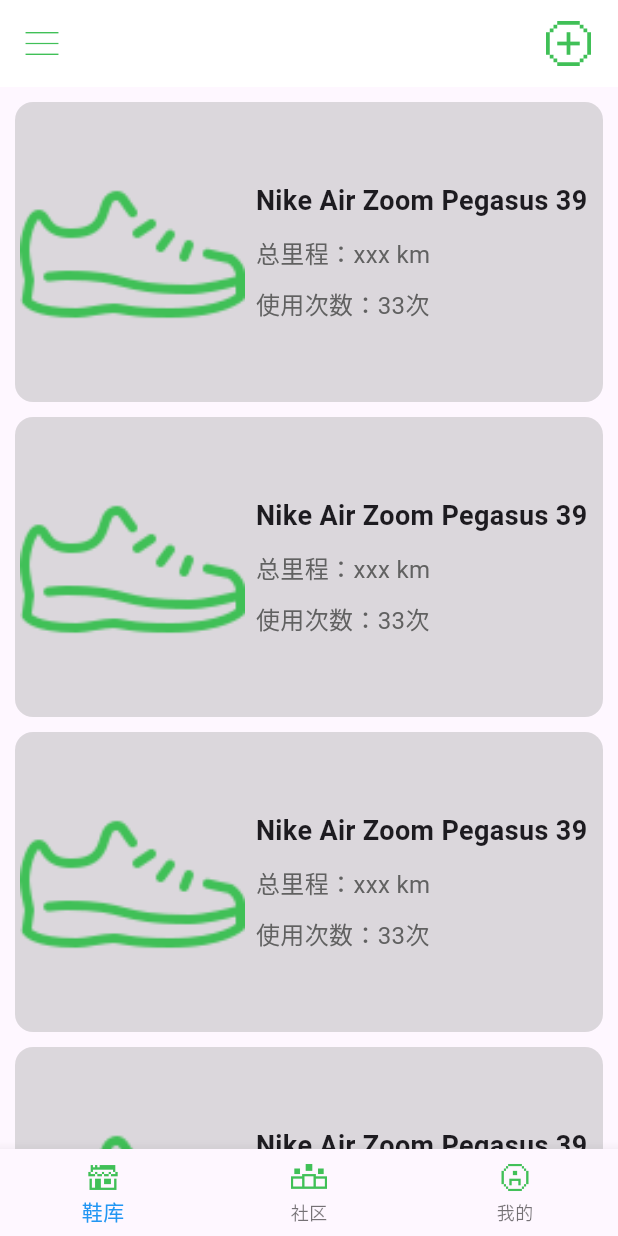
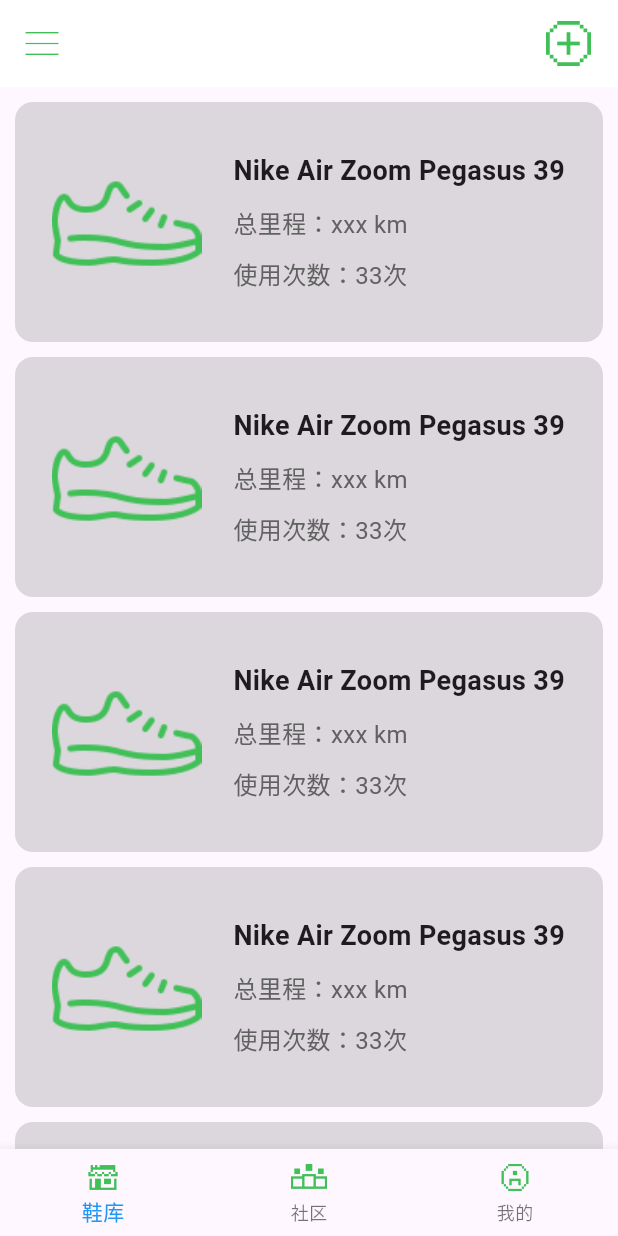
Before and after one commit to wtx1717/shoecloud, a Flutter app: the screen it shows after launch, on a phone screen of 412 x 824 dp. Run offline on Flutter 3.47's test engine with Material 3 defaults, Android fonts, the phone set to English and light mode, and no system bars.

Commit message:
格式化修改部分代码，为鞋库页面基础组件添加了点击输出文字的基础功能

```diff
--- a/lib/components/Home/normal/expandableCategoryBar.dart
+++ b/lib/components/Home/normal/expandableCategoryBar.dart
@@ -14,6 +14,32 @@
   // 分类数据
   final List<String> categories = ['我的最爱', '慢跑鞋', '碳板鞋', '越野鞋'];
 
+  @override
+  Widget build(BuildContext context) {
+    return Material(
+      color: Colors.white,
+      //展开折叠列表组件
+      child: ExpansionTile(
+        expandedAlignment: Alignment.bottomLeft,
+        trailing: addNewShoe(),
+        //左上角图标
+        title: Image.asset(
+          "lib/assets/home/more.png",
+          width: 24,
+          height: 24,
+          alignment: AlignmentGeometry.centerLeft,
+        ),
+
+        initiallyExpanded: false, // 默认是否展开
+        tilePadding: EdgeInsets.only(left: 16),
+        childrenPadding: EdgeInsets.zero,
+
+        //展开后的子组件
+        children: _getExpandedChildren(),
+      ),
+    ); // 展开后显示的横向分类列表
+  }
+
   // 获取展开后的子组件
   List<Widget> _getExpandedChildren() {
     return [
@@ -22,7 +48,11 @@
         runSpacing: 10,
         alignment: WrapAlignment.start, // 左对齐
         children: List.generate(categories.length, (index) {
-          return Container(
+          return GestureDetector(
+            onTap: () {
+              print("选择了分类：${categories[index]}");
+            },
+            child: Container(
               height: 36,
               margin: EdgeInsets.symmetric(horizontal: 8, vertical: 10),
               padding: EdgeInsets.symmetric(horizontal: 6, vertical: 6),
@@ -37,31 +67,10 @@
                   color: Colors.green[800], // 深绿色文字
                 ),
               ),
+            ),
           );
         }),
       ),
     ];
   }
-
-  @override
-  Widget build(BuildContext context) {
-    return Material(
-      color: Colors.white,
-      child: ExpansionTile(
-        expandedAlignment: Alignment.bottomLeft,
-        trailing: addNewShoe(),
-        title: Image.asset(
-          "lib/assets/home/more.png",
-          width: 24,
-          height: 24,
-          alignment: AlignmentGeometry.centerLeft,
-        ),
-
-        initiallyExpanded: false, // 默认是否展开
-        tilePadding: EdgeInsets.only(left: 16),
-        childrenPadding: EdgeInsets.zero,
-        children: _getExpandedChildren(),
-      ),
-    ); // 展开后显示的横向分类列表
 }
-}
--- a/lib/components/Home/normal/shoeOverviewCard.dart
+++ b/lib/components/Home/normal/shoeOverviewCard.dart
@@ -1,6 +1,7 @@
 // 跑鞋概览卡片组件
 import 'package:flutter/material.dart';
 
+// ignore: camel_case_types
 class shoeOverviewCard extends StatefulWidget {
   const shoeOverviewCard({super.key});
 
@@ -8,13 +9,14 @@
   State<shoeOverviewCard> createState() => _shoeOverviewCardState();
 }
 
+// ignore: camel_case_types
 class _shoeOverviewCardState extends State<shoeOverviewCard> {
   @override
   Widget build(BuildContext context) {
     return Container(
       margin: EdgeInsets.symmetric(horizontal: 10),
       width: double.infinity,
-      height: 200,
+      height: 160,
       decoration: BoxDecoration(
         color: Color.fromARGB(92, 158, 158, 158),
         borderRadius: BorderRadius.circular(12),
@@ -22,20 +24,32 @@
       child: Row(
         mainAxisAlignment: MainAxisAlignment.center,
         crossAxisAlignment: CrossAxisAlignment.center,
-        children: [
+        children: _getShoeOverviewCardChildren(),
+      ),
+    );
+  }
+
+  // 获取跑鞋概览卡片的子组件列表
+  List<Widget> _getShoeOverviewCardChildren() {
+    return [_getImage(), SizedBox(width: 20), _getInformation()];
+  }
+
   //鞋子实例图片
-          Flexible(
+  Widget _getImage() {
+    return Flexible(
       flex: 4,
       child: Image.asset(
         "lib/assets/home/shoe_example.png",
-              width: 150,
-              height: 150,
+        width: 100,
+        height: 100,
         fit: BoxFit.contain,
       ),
-          ),
+    );
+  }
 
   //概览信息
-          Flexible(
+  Widget _getInformation() {
+    return Flexible(
       flex: 6,
       child: Center(
         child: Column(
@@ -65,9 +79,6 @@
           ],
         ),
       ),
-          ),
-        ],
-      ),
     );
   }
 }
--- a/lib/pages/Home/index.dart
+++ b/lib/pages/Home/index.dart
@@ -27,7 +27,13 @@
           children: List.generate(20, (int index) {
             return Container(
               margin: EdgeInsets.only(bottom: 10),
-              child: shoeOverviewCard(),
+              child: GestureDetector(
+                onTap: () {
+                  //点击卡片跳转到跑鞋详情页
+                  print("跳转到跑鞋${index + 1}详情页");
+                },
+                child: shoeOverviewCard(),
+              ),
             );
           }),
         ),
```
Also changed, not shown: flutter_01.png (added). Lines whose indentation alone changed are shown as unchanged.
